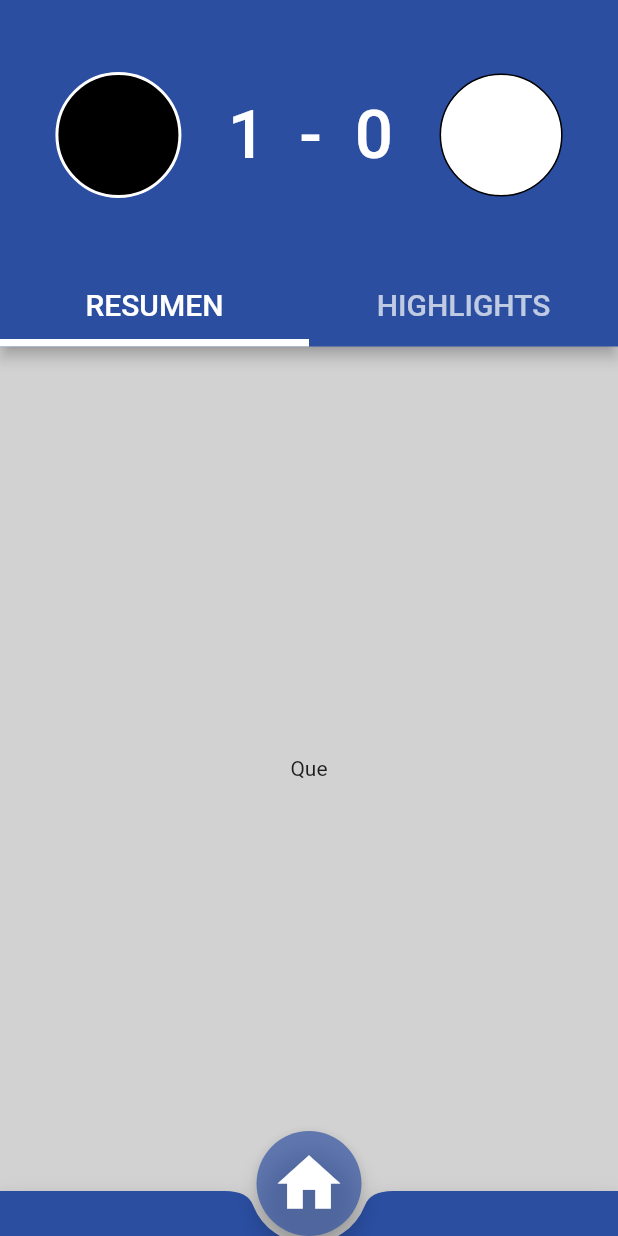
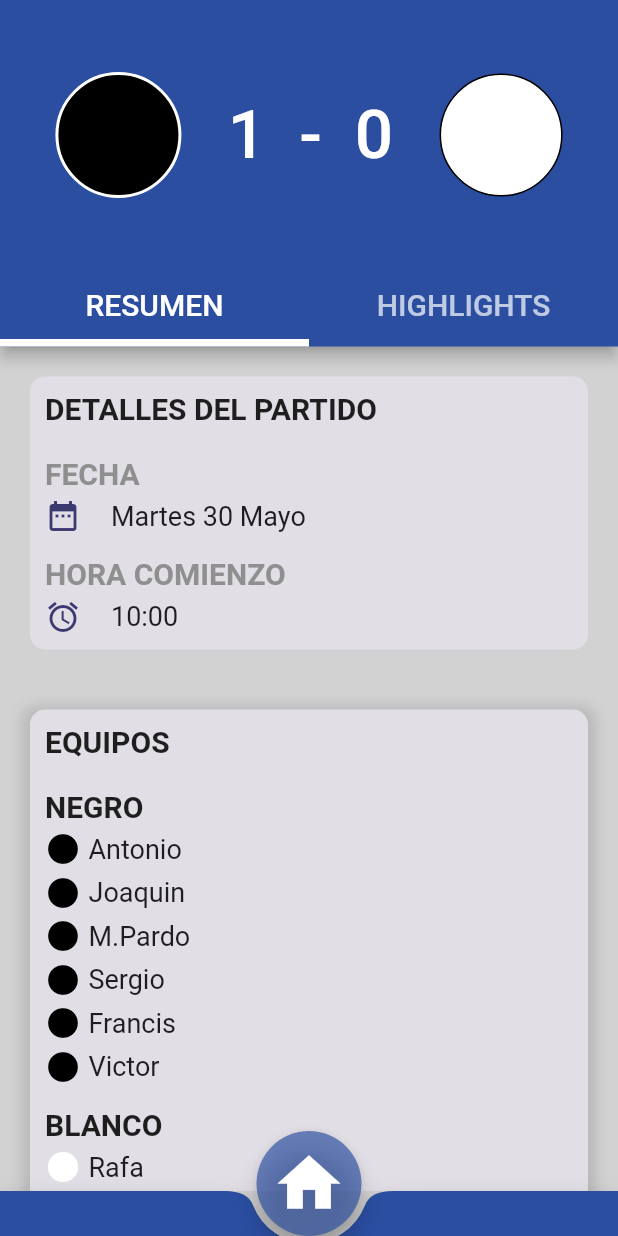
Before and after one commit to albertollamass/TFG, a Flutter app: the screen it shows after launch, after a tap on an icon or button, on a phone screen of 412 x 824 dp. Run offline on Flutter 3.47's test engine with Material 2 defaults, Android fonts, the phone set to English and light mode, and no system bars; our stand-ins replace flutter_spinkit.

Commit message:
[TFG] Resumen_partido

```diff
--- a/football_club_app/lib/view/info_partido.dart
+++ b/football_club_app/lib/view/info_partido.dart
@@ -1,5 +1,6 @@
 import 'package:flutter/material.dart';
 import 'package:flutter/services.dart';
+import 'package:football_club_app/view/resumen_partido.dart';
 
 class InfoPartido extends StatefulWidget {
   final DateTime fecha;
@@ -96,7 +97,7 @@ class _InfoPartidoState extends State<InfoPartido> {
               backgroundColor: const Color(0xffd2d2d2),
               body: TabBarView(
                 children: [
-                  Center(child: Text('Que'),),
+                  ResumenPartido(fecha: widget.fecha),
                   Center(child: Text('Que2'),),
                 ],
               )
@@ -105,7 +106,3 @@ class _InfoPartidoState extends State<InfoPartido> {
     );
   }
 }
-
-currentPage(int index, int pIndex) {
-
-}
--- a/football_club_app/lib/view/resumen.dart
+++ b/football_club_app/lib/view/resumen.dart
@@ -38,7 +38,7 @@ class _ResumenState extends State<Resumen> {
         ),
       ),
       const SizedBox(
-        width: 40,
+        width: 30,
       ),
       Container(
         width: 70,
@@ -103,7 +103,7 @@ class _ResumenState extends State<Resumen> {
             ),
           ),
           const SizedBox(
-            width: 40,
+            width: 30,
           ),
           Container(
             width: 70,
--- a/football_club_app/lib/view/resumen_partido.dart
+++ b/football_club_app/lib/view/resumen_partido.dart
@@ -0,0 +1,172 @@
+import 'package:flutter/material.dart';
+import 'package:football_club_app/view/resumen.dart';
+
+class ResumenPartido extends StatefulWidget {
+  final DateTime fecha;
+  const ResumenPartido({Key? key, required this.fecha}) : super(key: key);
+  @override
+  State<ResumenPartido> createState() => _ResumenPartidoState();
+}
+
+class _ResumenPartidoState extends State<ResumenPartido> {
+  Map<String, List<String>> equipos = {
+    "negro": ["Antonio", "Joaquin", "M.Pardo", "Sergio", "Francis", "Victor"],
+    "blanco": [
+      "Rafa",
+      "Jose",
+      "Juanjo",
+      "Nene",
+      "Sam",
+      "Joseles",
+    ]
+  };
+
+  @override
+  Widget build(BuildContext context) {
+    List<Widget> equiposW = [];
+    equiposW.add(const Text(
+      "EQUIPOS",
+      style: TextStyle(fontWeight: FontWeight.bold, fontSize: 20),
+    ));
+    equiposW.add(
+      const SizedBox(
+        height: 20,
+      ),
+    );
+    for (int i = 0; i < equipos.length; i++) {
+      equiposW.add(Text(
+        equipos.keys.elementAt(i).toString().toUpperCase(),
+        style: const TextStyle(fontWeight: FontWeight.bold, fontSize: 20),
+      ));
+      equiposW.add(
+          const SizedBox(height: 5,),
+        );
+      for (int j = 0; j < equipos.values.elementAt(i).length; j++) {
+        equiposW.add(Row(children: [
+          i == 0 ? const Icon(Icons.circle, color: Colors.black,): const Icon(Icons.circle, color: Colors.white,),
+          const SizedBox(width: 5,),
+          Text(equipos.values.elementAt(i).elementAt(j).toString(),
+                style: const TextStyle(fontWeight: FontWeight.normal, fontSize: 18),),
+        ]));
+        equiposW.add(
+          const SizedBox(height: 5,),
+        );
+      }
+      equiposW.add(
+          const SizedBox(height: 10,),
+        );
+
+    }
+    return ListView(padding: const EdgeInsets.all(20), children: [
+      Column(
+        children: [
+          Container(
+            width: 380,
+            alignment: Alignment.centerLeft,
+            padding: const EdgeInsets.all(10),
+            decoration: const BoxDecoration(
+              color: Color(0xffE2DEE6),
+              borderRadius: BorderRadius.only(
+                  topLeft: Radius.circular(10), topRight: Radius.circular(10)),
+            ),
+            child: const Text(
+              "DETALLES DEL PARTIDO",
+              style: TextStyle(fontWeight: FontWeight.bold, fontSize: 20),
+            ),
+          ),
+          Container(
+              width: 380,
+              alignment: Alignment.centerLeft,
+              padding: const EdgeInsets.all(10),
+              decoration: const BoxDecoration(
+                color: Color(0xffE2DEE6),
+                borderRadius: BorderRadius.only(
+                    bottomLeft: Radius.circular(10),
+                    bottomRight: Radius.circular(10)),
+              ),
+              child: Column(
+                crossAxisAlignment: CrossAxisAlignment.start,
+                children: [
+                  const Text("FECHA",
+                      style: TextStyle(
+                          fontWeight: FontWeight.bold,
+                          fontSize: 20,
+                          color: Color(0xff8F8F8F))),
+                  const SizedBox(
+                    height: 5,
+                  ),
+                  Row(children: [
+                    const Icon(
+                      Icons.date_range,
+                      color: Color(0xff3A3970),
+                    ),
+                    const SizedBox(
+                      width: 20,
+                    ),
+                    Text(
+                        weekdayToString(widget.fecha.weekday) +
+                            " " +
+                            widget.fecha.day.toString() +
+                            " " +
+                            monthToString(widget.fecha.month),
+                        style: const TextStyle(
+                          fontWeight: FontWeight.normal,
+                          fontSize: 18,
+                        )),
+                  ]),
+                  const SizedBox(
+                    height: 15,
+                  ),
+                  const Text("HORA COMIENZO",
+                      style: TextStyle(
+                          fontWeight: FontWeight.bold,
+                          fontSize: 20,
+                          color: Color(0xff8F8F8F))),
+                  const SizedBox(
+                    height: 5,
+                  ),
+                  Row(children: [
+                    const Icon(Icons.alarm, color: Color(0xff3A3970)),
+                    const SizedBox(
+                      width: 20,
+                    ),
+                    Text("${widget.fecha.hour}:00",
+                        style: const TextStyle(
+                          fontWeight: FontWeight.normal,
+                          fontSize: 18,
+                        )),
+                  ]),
+                ],
+              )),
+        ],
+      ),
+      const SizedBox(
+        height: 40,
+      ),
+      Column(
+        children: [
+          Container(
+              width: 380,
+              alignment: Alignment.centerLeft,
+              padding: const EdgeInsets.all(10),
+              decoration: BoxDecoration(
+                color: const Color(0xffE2DEE6),
+                borderRadius: const BorderRadius.all(Radius.circular(10)),
+                boxShadow: [
+                  BoxShadow(
+                    color: Colors.grey.withOpacity(0.5),
+                    spreadRadius: 5,
+                    blurRadius: 7,
+                    offset: const Offset(0, 3), // changes position of shadow
+                  ),
+                ],
+              ),
+              child: Column(
+                crossAxisAlignment: CrossAxisAlignment.start,
+                children: equiposW,
+              )),
+        ],
+      ),
+    ]);
+  }
+}
--- a/football_club_app/lib/view/saldo.dart
+++ b/football_club_app/lib/view/saldo.dart
@@ -8,7 +8,7 @@ class Saldo extends StatefulWidget {
 }
 
 class _SaldoState extends State<Saldo> {
-  int saldo = -10;
+  int saldo = 10;
 
   @override
   Widget build(BuildContext context) {
```
